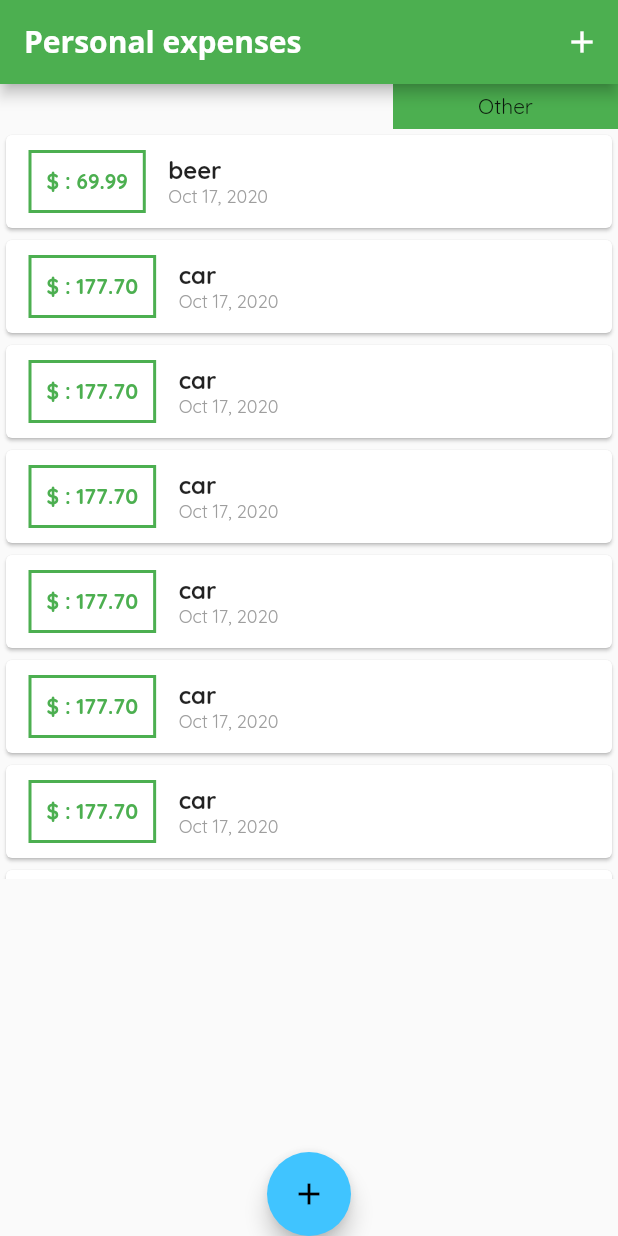
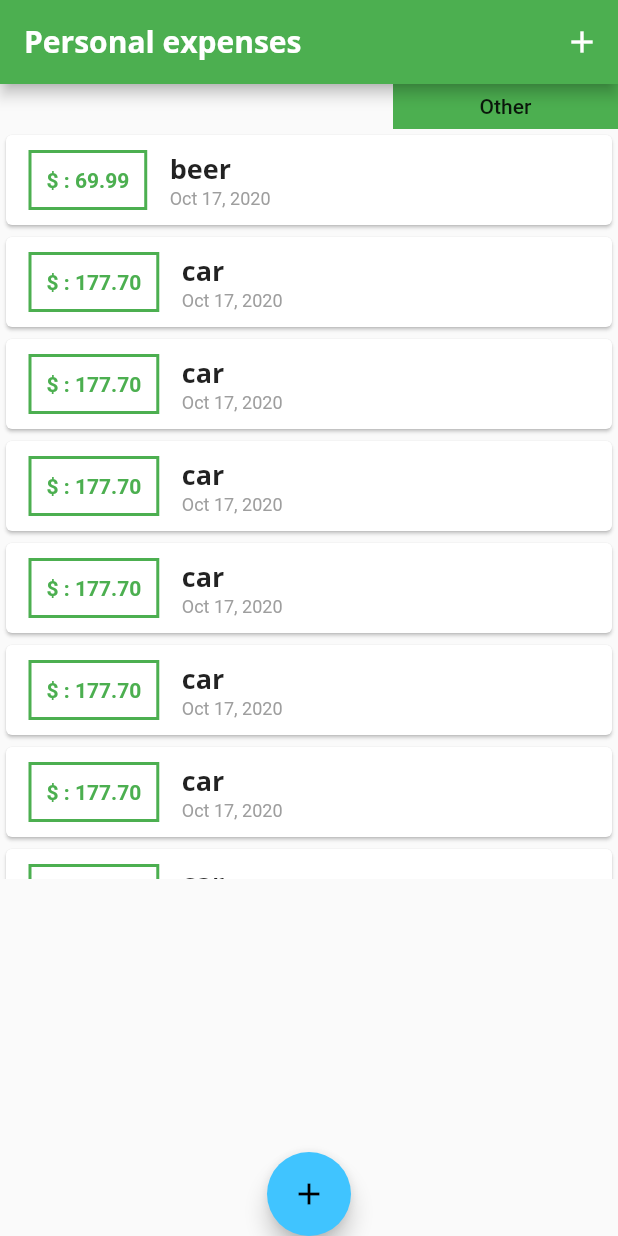
Before and after one commit to asergejs/flutter_learning_expenses_app, a Flutter app: the screen it shows after launch, on a phone screen of 412 x 824 dp. Run offline on Flutter 3.47's test engine with Material 2 defaults, Android fonts, the phone set to English and light mode, and no system bars.

Commit message:
95 - using fonts

```diff
--- a/lib/main.dart
+++ b/lib/main.dart
@@ -10,19 +10,24 @@ class MyApp extends StatelessWidget {
   Widget build(BuildContext context) {
     return MaterialApp(
       title: 'Personal expenses',
-      theme: ThemeData( //94
+      theme: ThemeData(
+          //94
           primarySwatch: Colors.green,
           accentColor: Colors.lightBlueAccent,
-          fontFamily: 'Quicksand', //95
-          appBarTheme: AppBarTheme( //95
-           textTheme: ThemeData.light().textTheme.copyWith(
-             headline6: TextStyle(
-               fontFamily: 'OpenSans',
-               fontSize: 20,
-               fontWeight: FontWeight.bold
-             )
-           )
-      )),
+          fontFamily: 'Quicksand',
+          //95
+          textTheme: ThemeData.light().textTheme.copyWith(
+              headline6: TextStyle(
+                  fontFamily: 'OpenSans',
+                  fontSize: 18,
+                  fontWeight: FontWeight.bold)),
+          appBarTheme: AppBarTheme(
+              //95
+              textTheme: ThemeData.light().textTheme.copyWith(
+                  headline6: TextStyle(
+                      fontFamily: 'OpenSans',
+                      fontSize: 20,
+                      fontWeight: FontWeight.bold)))),
       home: MyHomePage(),
     );
   }
@@ -34,7 +39,6 @@ class MyHomePage extends StatefulWidget {
 }
 
 class _MyHomePageState extends State<MyHomePage> {
-
   final List<Transaction> _userTransactions = [
     Transaction(id: 't1', title: 'beer', amount: 69.99, date: DateTime.now()),
     Transaction(id: 't2', title: 'car', amount: 177.7, date: DateTime.now()),
@@ -60,9 +64,12 @@ class _MyHomePageState extends State<MyHomePage> {
   }
 
   void _startAddNewTransaction(BuildContext ctx) {
-    showModalBottomSheet(context: ctx, builder: (_) {
-      return NewTransaction(_addTransaction);
-    },);
+    showModalBottomSheet(
+      context: ctx,
+      builder: (_) {
+        return NewTransaction(_addTransaction);
+      },
+    );
   }
 
   @override
--- a/lib/widgets/transaction_list.dart
+++ b/lib/widgets/transaction_list.dart
@@ -36,7 +36,7 @@ class TransactionList extends StatelessWidget {
                 children: <Widget>[
                   Text(
                     transactions[idx].title,
-                    style: TextStyle(fontWeight: FontWeight.bold, fontSize: 16),
+                    style: Theme.of(context).textTheme.headline6,
                   ),
                   Text(DateFormat.yMMMd().format(transactions[idx].date),
                       style: TextStyle(fontSize: 12, color: Colors.grey))
```
